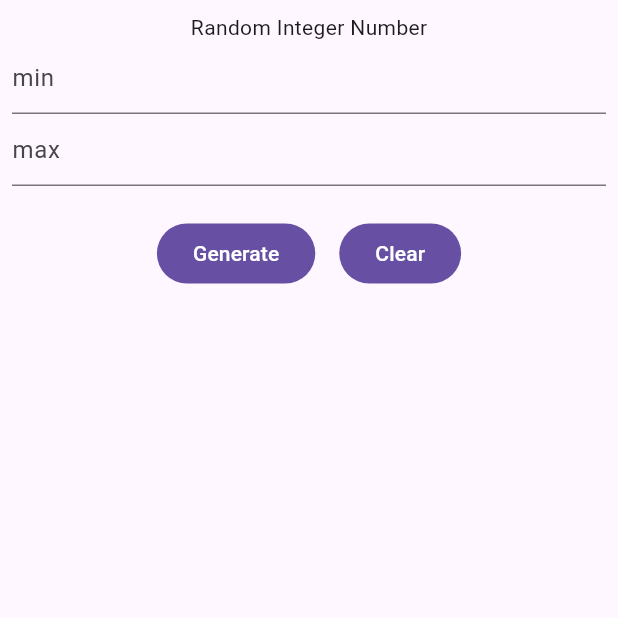
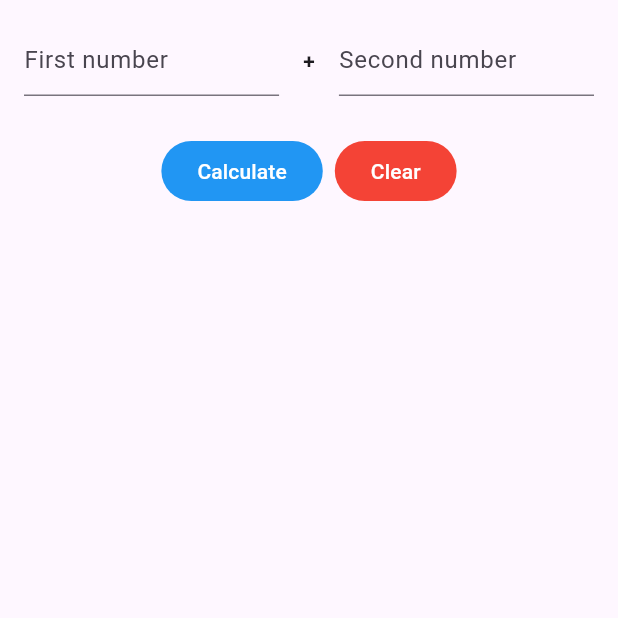
Before and after one commit to noobydev546/moblieapp, a Flutter app: the screen it shows after launch, on a phone screen of 412 x 824 dp, the top half of it. Run offline on Flutter 3.47's test engine with Material 3 defaults, Android fonts, the phone set to English and light mode, and no system bars.

Commit message:
Complete Assignment 2

```diff
--- a/lib/main.dart
+++ b/lib/main.dart
@@ -1,6 +1,6 @@
 import 'package:flutter/material.dart';
-import 'package:moblieapp/week05/random_demo.dart';
+import 'package:moblieapp/week05/assignment2.dart';
 
 void main() {
-  runApp(MaterialApp(home: RandomDemo(), debugShowCheckedModeBanner: false));
+  runApp(MaterialApp(home: Assignment2(), debugShowCheckedModeBanner: false));
 }
--- /dev/null
+++ b/lib/week05/assignment2.dart
@@ -0,0 +1,103 @@
+import 'package:flutter/material.dart';
+
+class Assignment2 extends StatefulWidget {
+  const Assignment2({super.key});
+
+  @override
+  State<Assignment2> createState() => _Assignment2State();
+}
+
+class _Assignment2State extends State<Assignment2> {
+  TextEditingController tcNumber1 = TextEditingController();
+  TextEditingController tcNumber2 = TextEditingController();
+  String result = '';
+
+  void calculate() {
+    int? num1 = int.tryParse(tcNumber1.text);
+    int? num2 = int.tryParse(tcNumber2.text);
+    int sum = 0;
+
+    if (num1 == null || num2 == null) {
+      setState(() {
+        result = 'Incorrect input';
+      });
+      return;
+    }
+    sum = num1 + num2;
+
+    setState(() {
+      result = 'Result = $sum';
+    });
+  }
+
+  void clear() {
+    tcNumber1.clear();
+    tcNumber2.clear();
+    setState(() {
+      result = '';
+    });
+  }
+
+  @override
+  Widget build(BuildContext context) {
+    return Scaffold(
+      body: SafeArea(
+        child: Column(
+          children: [
+            Row(
+              children: [
+                Expanded(
+                  child: Padding(
+                    padding: const EdgeInsets.all(16.0),
+                    child: TextField(
+                      controller: tcNumber1,
+                      keyboardType: TextInputType.number,
+                      decoration: const InputDecoration(
+                        hintText: 'First number',
+                      ),
+                    ),
+                  ),
+                ),
+                const Text('+', style: TextStyle(fontWeight: FontWeight.bold)),
+                Expanded(
+                  child: Padding(
+                    padding: const EdgeInsets.all(16.0),
+                    child: TextField(
+                      controller: tcNumber2,
+                      keyboardType: TextInputType.number,
+                      decoration: const InputDecoration(
+                        hintText: 'Second number',
+                      ),
+                    ),
+                  ),
+                ),
+              ],
+            ),
+            const SizedBox(height: 10),
+            Row(
+              mainAxisAlignment: MainAxisAlignment.center,
+              children: [
+                FilledButton(
+                  style: FilledButton.styleFrom(backgroundColor: Colors.blue),
+                  onPressed: calculate,
+                  child: const Text('Calculate'),
+                ),
+                const SizedBox(width: 8),
+                FilledButton(
+                  style: FilledButton.styleFrom(backgroundColor: Colors.red),
+                  onPressed: clear,
+                  child: const Text('Clear'),
+                ),
+              ],
+            ),
+            const SizedBox(height: 20),
+            Text(
+              result,
+              style: const TextStyle(fontSize: 16, color: Colors.red),
+            ),
+          ],
+        ),
+      ),
+    );
+  }
+}
```
